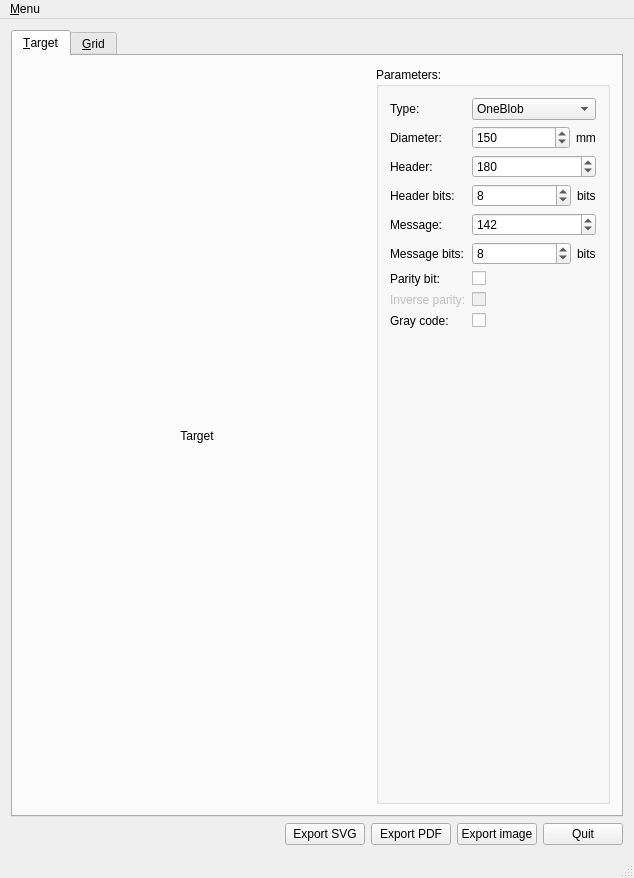
Before: the Qt Designer form targetgenerator.ui in lbaudouin/TargetGenerator, drawn with Qt 5.
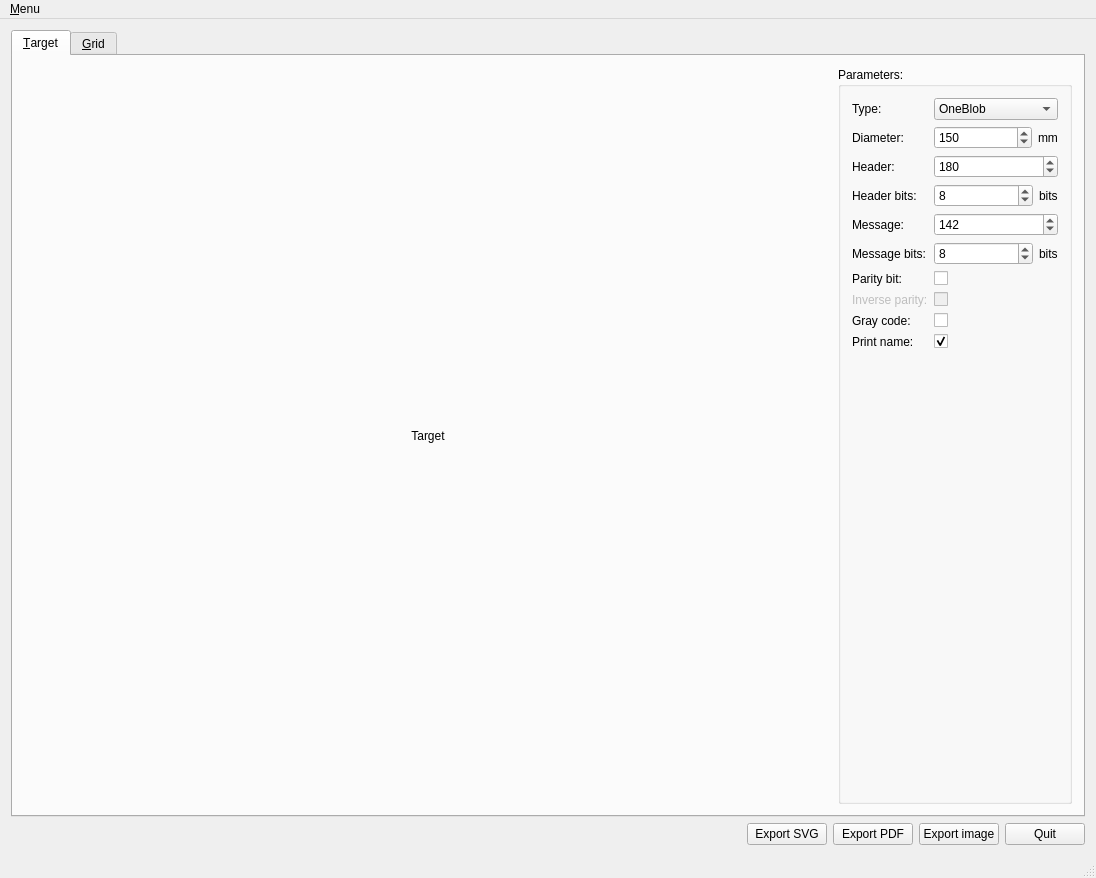
After: the same form once the commit is applied. Icons and pictures are not drawn. Custom widgets are drawn as their Qt base class.

Commit message: Rescale image on resize event, add print name option

The edit to the form file:
```diff
--- a/targetgenerator.ui
+++ b/targetgenerator.ui
@@ -6,7 +6,7 @@
    <rect>
     <x>0</x>
     <y>0</y>
-    <width>634</width>
+    <width>1096</width>
     <height>878</height>
    </rect>
   </property>
@@ -264,6 +264,20 @@
              <item row="8" column="1">
               <widget class="QCheckBox" name="grayCodeCheckBox"/>
              </item>
+             <item row="9" column="0">
+              <widget class="QLabel" name="printNameLabel">
+               <property name="text">
+                <string>Print name:</string>
+               </property>
+              </widget>
+             </item>
+             <item row="9" column="1">
+              <widget class="QCheckBox" name="printNameCheckBox">
+               <property name="checked">
+                <bool>true</bool>
+               </property>
+              </widget>
+             </item>
             </layout>
            </item>
            <item>
@@ -857,7 +871,7 @@
     <rect>
      <x>0</x>
      <y>0</y>
-     <width>634</width>
+     <width>1096</width>
      <height>25</height>
     </rect>
    </property>
@@ -880,6 +894,13 @@
   </action>
  </widget>
  <layoutdefault spacing="6" margin="11"/>
+ <customwidgets>
+  <customwidget>
+   <class>Label</class>
+   <extends>QLabel</extends>
+   <header location="global">label.h</header>
+  </customwidget>
+ </customwidgets>
  <resources>
   <include location="ressources.qrc"/>
  </resources>
```
Left out of the diff: 4 changed lines with no effect on the pictures. The commit also changes 6 other files.
